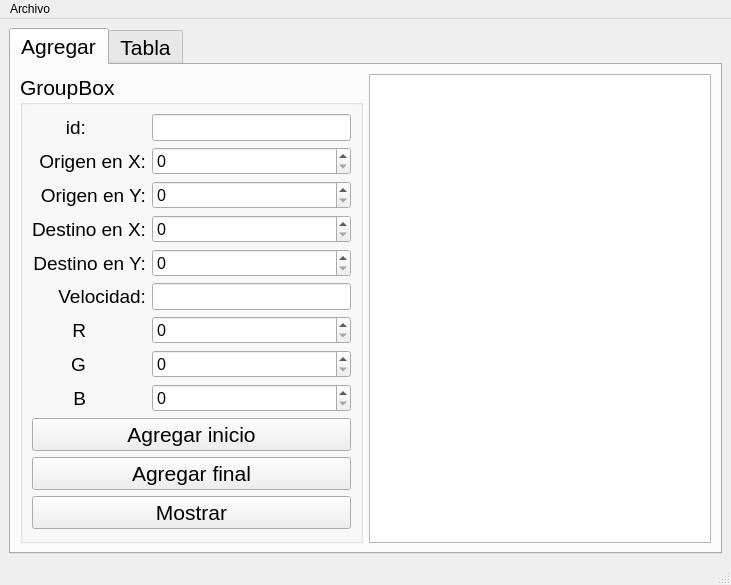
Before: the Qt Designer form mainwindow.ui in Axyoan/Act8, drawn with Qt 5.
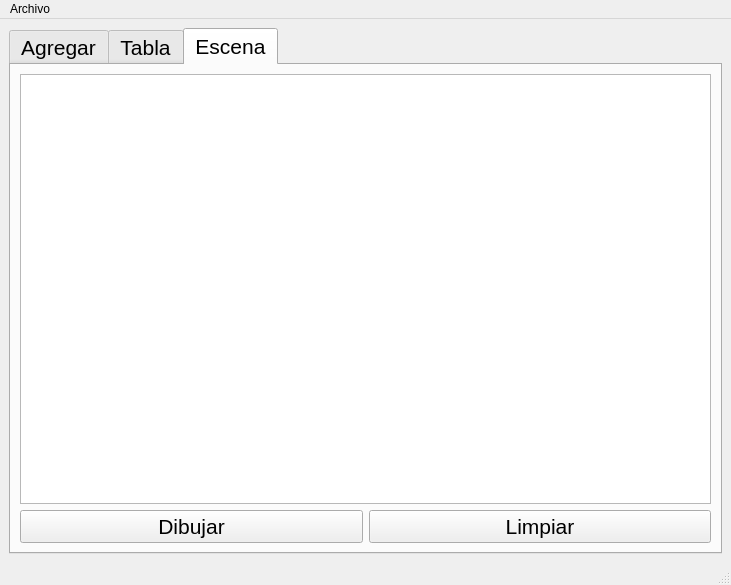
After: the same form once the commit is applied.

Patch:
```diff
--- a/mainwindow.ui
+++ b/mainwindow.ui
@@ -24,7 +24,7 @@
        </font>
       </property>
       <property name="currentIndex">
-       <number>0</number>
+       <number>2</number>
       </property>
       <widget class="QWidget" name="tab">
        <attribute name="title">
@@ -402,6 +402,30 @@
         </item>
        </layout>
       </widget>
+      <widget class="QWidget" name="tab_3">
+       <attribute name="title">
+        <string>Escena</string>
+       </attribute>
+       <layout class="QGridLayout" name="gridLayout_5">
+        <item row="0" column="0" colspan="2">
+         <widget class="QGraphicsView" name="graphicsView"/>
+        </item>
+        <item row="1" column="0">
+         <widget class="QPushButton" name="pushButton_draw">
+          <property name="text">
+           <string>Dibujar</string>
+          </property>
+         </widget>
+        </item>
+        <item row="1" column="1">
+         <widget class="QPushButton" name="pushButton_clear">
+          <property name="text">
+           <string>Limpiar</string>
+          </property>
+         </widget>
+        </item>
+       </layout>
+      </widget>
      </widget>
     </item>
    </layout>
```
